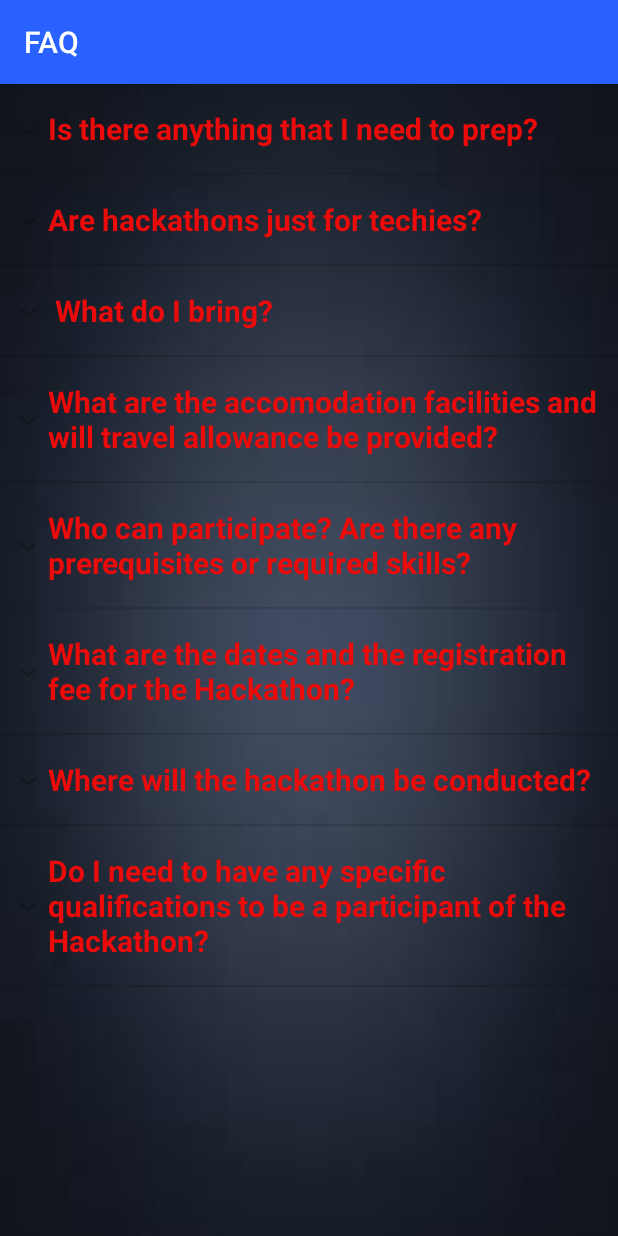
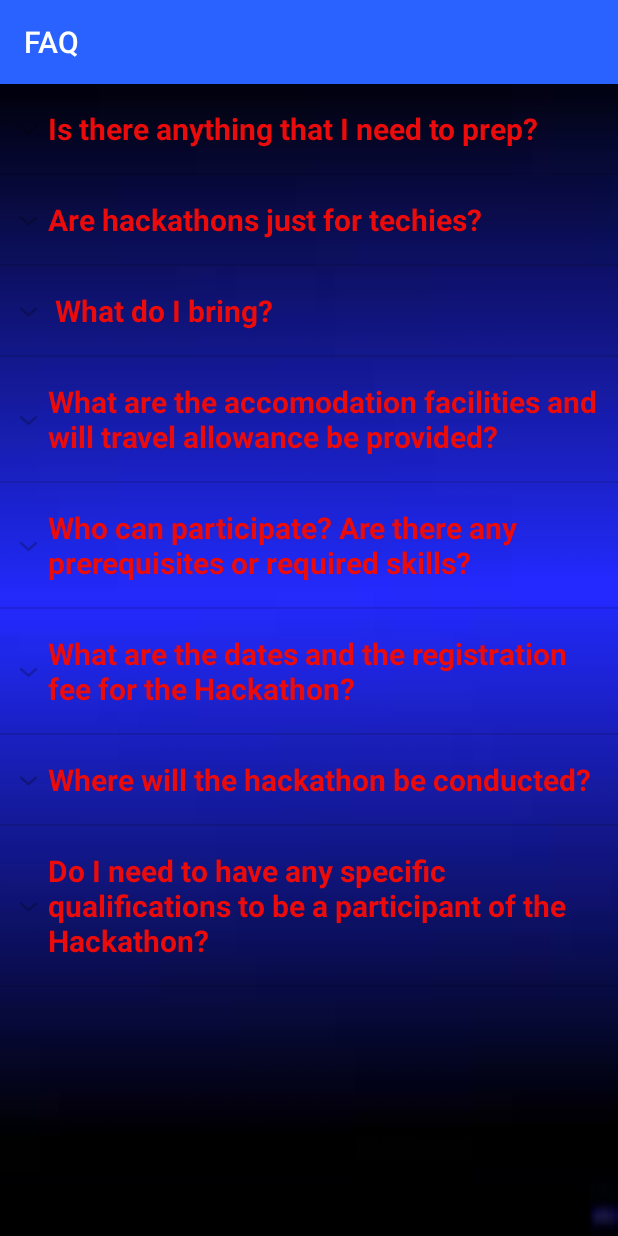
Before and after one commit to surya91521/InNerveApp, an Android app: the fragment Faq shown on its own in the app's theme, on a phone screen of 412 x 824 dp. Run offline under Robolectric (Android 15) with nearby library versions, the phone set to English and light mode, and no system bars.

```diff
--- a/app/build.gradle
+++ b/app/build.gradle
@@ -28,7 +28,7 @@ dependencies {
     implementation 'com.android.support:design:27.1.1'
     implementation 'com.google.firebase:firebase-auth:17.0.0'
     implementation 'com.google.firebase:firebase-firestore:17.1.4'
-    implementation 'com.google.firebase:firebase-storage:16.0.4'
+    implementation 'com.google.firebase:firebase-storage:17.0.0'
     testImplementation 'junit:junit:4.12'
     implementation 'de.hdodenhof:circleimageview:3.0.0'
     androidTestImplementation 'com.android.support.test:runner:1.0.2'
--- a/app/src/main/res/layout/faq.xml
+++ b/app/src/main/res/layout/faq.xml
@@ -9,7 +9,7 @@
         android:id="@+id/faqListView"
         android:layout_width="match_parent"
         android:layout_height="match_parent"
-        android:background="@drawable/ques">
+        android:background="@drawable/fa">
 
     </ExpandableListView>
 
```
Also changed, not shown: app/src/main/res/drawable-v24/fa.jpg (added), app/src/main/res/drawable-v24/ques.jpg (deleted).
